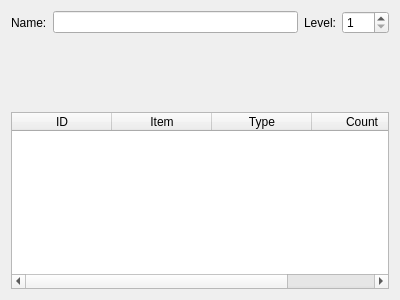
Old version of the form Pers.ui in the repository mcondarelli/DDDAedit.
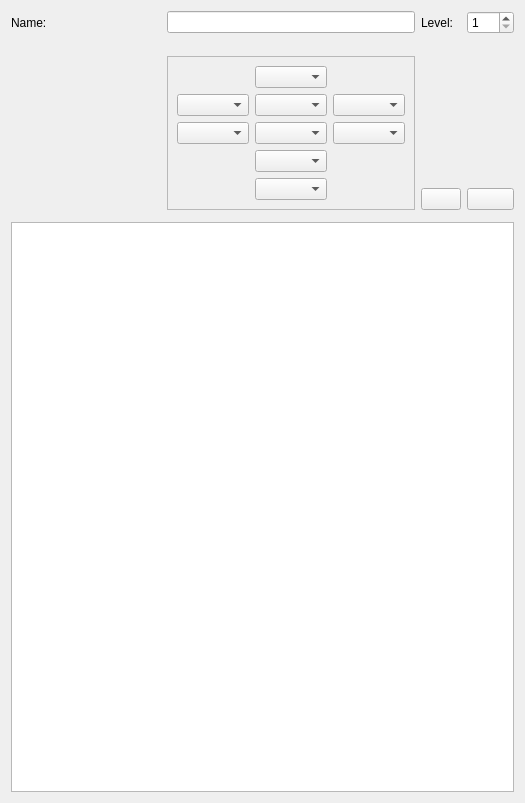
New version of the form. Icons and pictures are not drawn. Custom widgets are drawn as their Qt base class.

Diff of the .ui file:
```diff
--- a/Pers.ui
+++ b/Pers.ui
@@ -7,36 +7,115 @@
     <x>0</x>
     <y>0</y>
     <width>400</width>
-    <height>300</height>
+    <height>803</height>
    </rect>
   </property>
   <property name="windowTitle">
    <string>Form</string>
   </property>
   <layout class="QGridLayout" name="gridLayout">
-   <item row="2" column="0" rowspan="2" colspan="2">
-    <widget class="PicGrid" name="vo" native="true">
-     <property name="sizePolicy">
-      <sizepolicy hsizetype="Fixed" vsizetype="Fixed">
-       <horstretch>0</horstretch>
-       <verstretch>0</verstretch>
-      </sizepolicy>
+   <item row="2" column="1" rowspan="2">
+    <widget class="QFrame" name="frame">
+     <property name="frameShape">
+      <enum>QFrame::StyledPanel</enum>
      </property>
+     <property name="frameShadow">
+      <enum>QFrame::Raised</enum>
+     </property>
+     <layout class="QGridLayout" name="gridLayout_2">
+      <item row="2" column="1">
+       <widget class="QComboBox" name="chest">
+        <property name="placeholderText">
+         <string>Chest</string>
+        </property>
+       </widget>
+      </item>
+      <item row="0" column="1">
+       <widget class="QComboBox" name="head">
+        <property name="placeholderText">
+         <string>Head</string>
+        </property>
+       </widget>
+      </item>
+      <item row="1" column="1">
+       <widget class="QComboBox" name="torso">
+        <property name="placeholderText">
+         <string>Torso</string>
+        </property>
+       </widget>
+      </item>
+      <item row="2" column="0">
+       <widget class="QComboBox" name="jewel2">
+        <property name="placeholderText">
+         <string>Jewel</string>
+        </property>
+       </widget>
+      </item>
+      <item row="3" column="1">
+       <widget class="QComboBox" name="pants">
+        <property name="placeholderText">
+         <string>Pants</string>
+        </property>
+       </widget>
+      </item>
+      <item row="1" column="2">
+       <widget class="QComboBox" name="cape">
+        <property name="placeholderText">
+         <string>Cape</string>
+        </property>
+       </widget>
+      </item>
+      <item row="4" column="1">
+       <widget class="QComboBox" name="boots">
+        <property name="placeholderText">
+         <string>Boots</string>
+        </property>
+       </widget>
+      </item>
+      <item row="1" column="0">
+       <widget class="QComboBox" name="arms">
+        <property name="placeholderText">
+         <string>Arrms</string>
+        </property>
+       </widget>
+      </item>
+      <item row="2" column="2">
+       <widget class="QComboBox" name="jewel1">
+        <property name="placeholderText">
+         <string>Jewel</string>
+        </property>
+       </widget>
+      </item>
+     </layout>
+    </widget>
+   </item>
+   <item row="3" column="3">
+    <widget class="QPushButton" name="dec">
+     <property name="text">
+      <string/>
+     </property>
+     <property name="icon">
+      <iconset theme="list-remove">
+       <normaloff>.</normaloff>.</iconset>
+     </property>
+    </widget>
+   </item>
+   <item row="6" column="0" colspan="4">
+    <widget class="QTableView" name="inventory"/>
+   </item>
+   <item row="0" column="1">
+    <widget class="QLineEdit" name="name"/>
+   </item>
+   <item row="1" column="1" colspan="3">
+    <widget class="StarEditor" name="se" native="true">
      <property name="minimumSize">
       <size>
-       <width>50</width>
-       <height>50</height>
+       <width>0</width>
+       <height>10</height>
       </size>
      </property>
     </widget>
    </item>
-   <item row="0" column="2">
-    <widget class="QLabel" name="label_2">
-     <property name="text">
-      <string>Level:</string>
-     </property>
-    </widget>
-   </item>
    <item row="0" column="3">
     <widget class="QSpinBox" name="level">
      <property name="minimum">
@@ -47,46 +126,6 @@
      </property>
     </widget>
    </item>
-   <item row="3" column="2" colspan="2">
-    <spacer name="verticalSpacer">
-     <property name="orientation">
-      <enum>Qt::Vertical</enum>
-     </property>
-     <property name="sizeHint" stdset="0">
-      <size>
-       <width>20</width>
-       <height>40</height>
-      </size>
-     </property>
-    </spacer>
-   </item>
-   <item row="0" column="1">
-    <widget class="QLineEdit" name="name"/>
-   </item>
-   <item row="4" column="0" colspan="4">
-    <widget class="QTableWidget" name="items">
-     <column>
-      <property name="text">
-       <string>ID</string>
-      </property>
-     </column>
-     <column>
-      <property name="text">
-       <string>Item</string>
-      </property>
-     </column>
-     <column>
-      <property name="text">
-       <string>Type</string>
-      </property>
-     </column>
-     <column>
-      <property name="text">
-       <string>Count</string>
-      </property>
-     </column>
-    </widget>
-   </item>
    <item row="0" column="0">
     <widget class="QLabel" name="label">
      <property name="text">
@@ -94,12 +133,36 @@
      </property>
     </widget>
    </item>
-   <item row="1" column="0" colspan="2">
-    <widget class="StarEditor" name="se" native="true">
+   <item row="0" column="2">
+    <widget class="QLabel" name="label_2">
+     <property name="text">
+      <string>Level:</string>
+     </property>
+    </widget>
+   </item>
+   <item row="3" column="2">
+    <widget class="QPushButton" name="inc">
+     <property name="text">
+      <string/>
+     </property>
+     <property name="icon">
+      <iconset theme="list-add">
+       <normaloff>.</normaloff>.</iconset>
+     </property>
+    </widget>
+   </item>
+   <item row="1" column="0" rowspan="4">
+    <widget class="PicGrid" name="vo" native="true">
+     <property name="sizePolicy">
+      <sizepolicy hsizetype="Fixed" vsizetype="Fixed">
+       <horstretch>0</horstretch>
+       <verstretch>0</verstretch>
+      </sizepolicy>
+     </property>
      <property name="minimumSize">
       <size>
-       <width>0</width>
-       <height>10</height>
+       <width>150</width>
+       <height>150</height>
       </size>
      </property>
     </widget>
```
